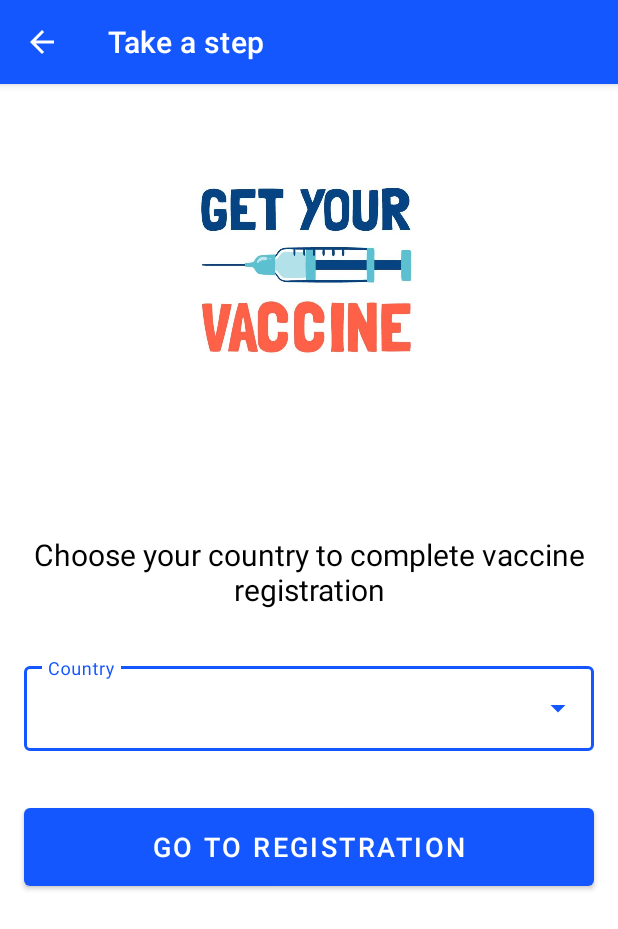
After one commit to MahmoudMostafa580/Take_a_step_app, an Android app: the TakeAstepActivity screen opened directly, with no data from a screen before it, on a phone screen of 412 x 824 dp. The commit adds this screen. Shown: the top 929 px of the screen. Run offline under Robolectric (Android 15) with nearby library versions, the phone set to English and light mode, and no system bars.

Commit message:
vaccine registration

```diff
--- /dev/null
+++ b/app/src/main/java/com/example/takeastep/activities/TakeAstepActivity.java
@@ -0,0 +1,75 @@
+package com.example.takeastep.activities;
+
+import androidx.appcompat.app.AppCompatActivity;
+
+import android.content.Intent;
+import android.os.Bundle;
+import android.view.View;
+import android.widget.AdapterView;
+import android.widget.ArrayAdapter;
+import android.widget.Toast;
+
+import com.example.takeastep.R;
+import com.example.takeastep.databinding.ActivityTakeAstepBinding;
+
+public class TakeAstepActivity extends AppCompatActivity implements AdapterView.OnItemClickListener{
+    ActivityTakeAstepBinding takeAstepBinding;
+    String[] countries ={"Egypt","Kuwait","Kingdom of Saudi Arabia", "The Emirates"};
+    String mCountry;
+    String countryUrl;
+
+    @Override
+    protected void onCreate(Bundle savedInstanceState) {
+        super.onCreate(savedInstanceState);
+        takeAstepBinding=ActivityTakeAstepBinding.inflate(getLayoutInflater());
+        setContentView(takeAstepBinding.getRoot());
+
+        setSupportActionBar(takeAstepBinding.toolBar);
+        takeAstepBinding.toolBar.setNavigationOnClickListener(v -> onBackPressed());
+
+        ArrayAdapter<String> spinnerAdapter=new ArrayAdapter<>(this,android.R.layout.select_dialog_item,countries);
+        takeAstepBinding.countriesSpinner.setAdapter(spinnerAdapter);
+        takeAstepBinding.countriesSpinner.setOnItemClickListener(this);
+
+        takeAstepBinding.registrationBtn.setOnClickListener(v -> {
+            if (checkCountry(mCountry)){
+                Intent intent=new Intent(getApplicationContext(),VaccineRegistrationActivity.class);
+                intent.putExtra("countryUrl",countryUrl);
+                startActivity(intent);
+            }else{
+                Toast.makeText(this, "Please select country...", Toast.LENGTH_SHORT).show();
+            }
+        });
+    }
+
+    public boolean checkCountry(String country){
+        if (country.equals("Egypt")){
+            countryUrl="https://egcovac.mohp.gov.eg/#/home";
+            return true;
+        }else if (country.equals("Kuwait")){
+            countryUrl="https://cov19vaccine.moh.gov.kw/SPCMS/CVD_19_Vaccine_RegistrationAr.aspx";
+            return true;
+        }else if (country.equals("Kingdom of Saudi Arabia")){
+            countryUrl="https://eservices.moh.gov.sa/CoronaVaccineRegistration";
+            return true;
+        }else if (country.equals("The Emirates")){
+            countryUrl="https://www.dha.gov.ae/ar/covid19/pages/vaccineappoint.aspx";
+            return true;
+        }else{
+            return false;
+        }
+    }
+
+    @Override
+    public void onItemClick(AdapterView<?> parent, View view, int position, long id) {
+        mCountry=parent.getItemAtPosition(position).toString();
+    }
+
+    @Override
+    protected void onResume() {
+        super.onResume();
+        ArrayAdapter<String> spinnerAdapter=new ArrayAdapter<>(this,android.R.layout.select_dialog_item,countries);
+        takeAstepBinding.countriesSpinner.setAdapter(spinnerAdapter);
+        takeAstepBinding.countriesSpinner.setOnItemClickListener(this);
+    }
+}
--- /dev/null
+++ b/app/src/main/res/drawable/chip_selection.xml
@@ -0,0 +1,5 @@
+<?xml version="1.0" encoding="utf-8"?>
+<selector xmlns:android="http://schemas.android.com/apk/res/android">
+    <item android:state_checked="true" android:color="@color/purple_200" />
+    <item android:color="#EDE9E9" />
+</selector>
--- /dev/null
+++ b/app/src/main/res/drawable/ic_arrow_back.xml
@@ -0,0 +1,5 @@
+<vector android:height="24dp" android:tint="#FFFFFF"
+    android:viewportHeight="24" android:viewportWidth="24"
+    android:width="24dp" xmlns:android="http://schemas.android.com/apk/res/android">
+    <path android:fillColor="@android:color/white" android:pathData="M20,11H7.83l5.59,-5.59L12,4l-8,8 8,8 1.41,-1.41L7.83,13H20v-2z"/>
+</vector>
--- /dev/null
+++ b/app/src/main/res/layout/activity_take_astep.xml
@@ -0,0 +1,84 @@
+<?xml version="1.0" encoding="utf-8"?>
+<androidx.constraintlayout.widget.ConstraintLayout
+    xmlns:android="http://schemas.android.com/apk/res/android"
+    xmlns:app="http://schemas.android.com/apk/res-auto"
+    xmlns:tools="http://schemas.android.com/tools"
+    android:layout_width="match_parent"
+    android:layout_height="match_parent"
+    tools:context=".activities.TakeAstepActivity">
+
+    <androidx.appcompat.widget.Toolbar
+        android:id="@+id/toolBar"
+        android:layout_width="match_parent"
+        android:layout_height="?attr/actionBarSize"
+        android:background="#1557FF"
+        android:elevation="4dp"
+        app:title="Take a step"
+        app:navigationIcon="@drawable/ic_arrow_back"
+        android:theme="@style/ThemeOverlay.AppCompat.Dark.ActionBar"
+        app:popupTheme="@style/ThemeOverlay.AppCompat.Light"
+        app:layout_constraintTop_toTopOf="parent"
+        app:layout_constraintStart_toStartOf="parent"
+        app:layout_constraintEnd_toEndOf="parent"
+        app:layout_constraintBottom_toBottomOf="parent"
+        app:layout_constraintVertical_bias="0"/>
+    <ImageView
+        android:id="@+id/getVaccineImage"
+        android:layout_width="wrap_content"
+        android:layout_height="250dp"
+        android:src="@drawable/get_vaccine"
+        app:layout_constraintTop_toBottomOf="@id/toolBar"
+        app:layout_constraintStart_toStartOf="parent"
+        app:layout_constraintEnd_toEndOf="parent"
+        app:layout_constraintBottom_toBottomOf="parent"
+        app:layout_constraintVertical_bias="0"/>
+    <TextView
+        android:id="@+id/txt"
+        android:layout_width="wrap_content"
+        android:layout_height="wrap_content"
+        android:text="Choose your country to complete vaccine registration"
+        android:textSize="20sp"
+        android:textColor="@color/black"
+        android:layout_marginHorizontal="16dp"
+        android:gravity="center"
+        app:layout_constraintTop_toBottomOf="@id/getVaccineImage"
+        app:layout_constraintStart_toStartOf="parent"
+        app:layout_constraintEnd_toEndOf="parent"
+        app:layout_constraintBottom_toBottomOf="parent"
+        app:layout_constraintVertical_bias="0"
+        android:layout_marginTop="50dp"/>
+
+    <com.google.android.material.textfield.TextInputLayout
+        android:id="@+id/chooseCountryLayout"
+        android:layout_width="match_parent"
+        android:layout_height="wrap_content"
+        android:layout_marginTop="32dp"
+        style="@style/Widget.MaterialComponents.TextInputLayout.OutlinedBox.ExposedDropdownMenu"
+        android:layout_marginHorizontal="16dp"
+        app:layout_constraintTop_toBottomOf="@id/txt"
+        app:layout_constraintStart_toStartOf="parent"
+        app:layout_constraintEnd_toEndOf="parent"
+        app:layout_constraintBottom_toBottomOf="parent"
+        app:layout_constraintVertical_bias="0">
+        <AutoCompleteTextView
+            android:id="@+id/countriesSpinner"
+            android:layout_width="match_parent"
+            android:layout_height="match_parent"
+            android:inputType="none"
+            android:hint="Country"/>
+    </com.google.android.material.textfield.TextInputLayout>
+    <com.google.android.material.button.MaterialButton
+        android:id="@+id/registrationBtn"
+        android:layout_width="match_parent"
+        android:layout_height="64dp"
+        android:layout_marginTop="32dp"
+        android:layout_marginHorizontal="16dp"
+        android:text="Go to registration"
+        android:textSize="18sp"
+        app:layout_constraintTop_toBottomOf="@id/chooseCountryLayout"
+        app:layout_constraintStart_toStartOf="parent"
+        app:layout_constraintEnd_toEndOf="parent"
+        app:layout_constraintBottom_toBottomOf="parent"
+        app:layout_constraintVertical_bias="0"/>
+
+</androidx.constraintlayout.widget.ConstraintLayout>
```
Also changed, not shown: app/src/main/AndroidManifest.xml (+23 -5 lines), app/src/main/java/com/example/takeastep/activities/AreYouReadyActivity.java (added, +25 -0 lines), app/src/main/java/com/example/takeastep/activities/CovidDiscountActivity.java (added, +16 -0 lines), app/src/main/java/com/example/takeastep/activities/TogetherWeWinActivity.java (added, +27 -0 lines), app/src/main/java/com/example/takeastep/activities/VaccineRegistrationActivity.java (added, +59 -0 lines), app/src/main/java/com/example/takeastep/fragments/HelpCenterFragment.java (+0 -24 lines), app/src/main/java/com/example/takeastep/fragments/HomeFragment.java (+12 -37 lines), app/src/main/res/layout/activity_are_you_ready.xml (added, +85 -0 lines), app/src/main/res/layout/activity_covid_discount.xml (added, +9 -0 lines), app/src/main/res/layout/activity_together_we_win.xml (added, +36 -0 lines), app/src/main/res/layout/activity_vaccine_registration.xml (added, +18 -0 lines), app/src/main/res/layout/fragment_home.xml (+4 -4 lines), app/src/main/res/layout/item_container_together_win_recycler.xml (added, +44 -0 lines), app/src/main/res/drawable/get_vaccine.jpg (added).
